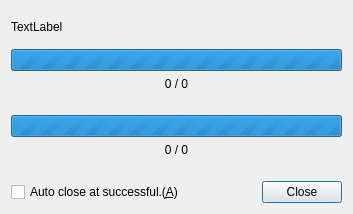
The window that workingdialog.ui (haraki/farman) describes before a commit, drawn with Qt 5.
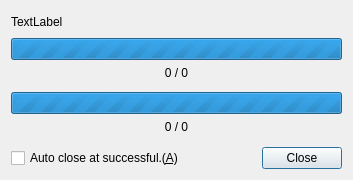
The same window after the commit.

```diff
--- a/workingdialog.ui
+++ b/workingdialog.ui
@@ -10,13 +10,16 @@
     <x>0</x>
     <y>0</y>
     <width>353</width>
-    <height>214</height>
+    <height>180</height>
    </rect>
   </property>
   <property name="windowTitle">
    <string>Dialog</string>
   </property>
   <layout class="QVBoxLayout" name="verticalLayout">
+   <property name="sizeConstraint">
+    <enum>QLayout::SetMinimumSize</enum>
+   </property>
    <item>
     <widget class="QLabel" name="descriptionLabel">
      <property name="text">
```
